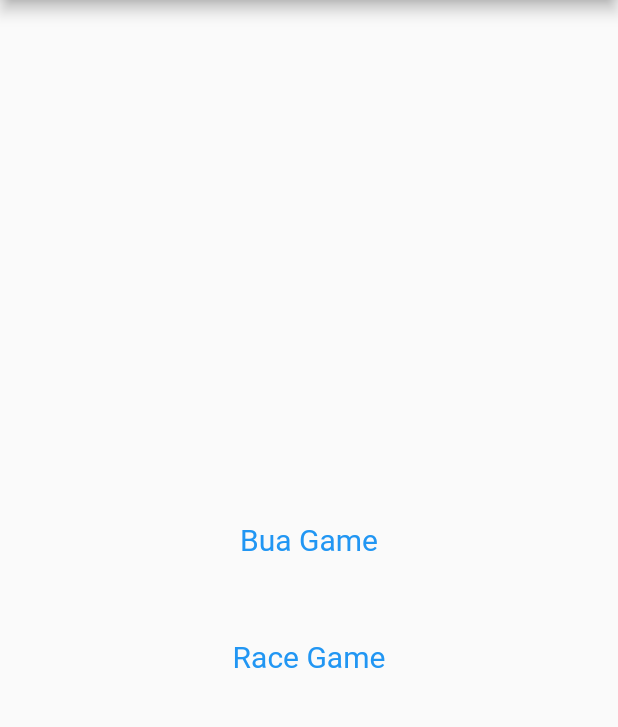
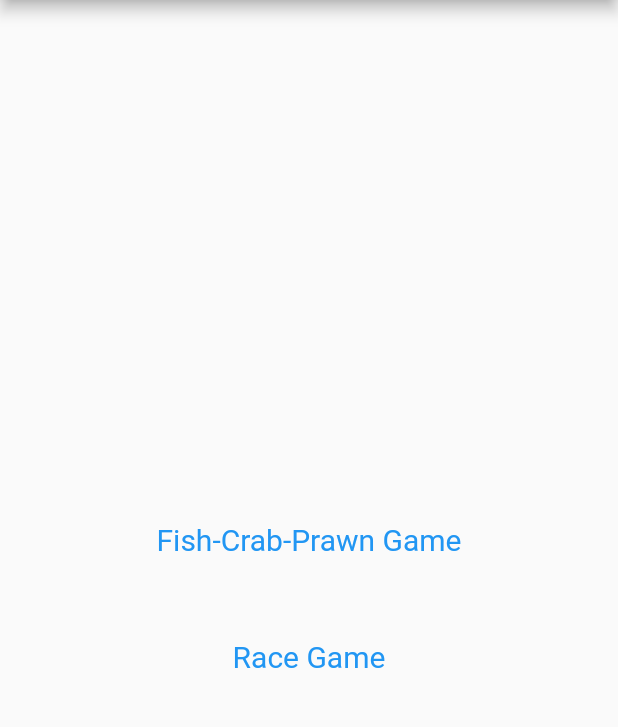
Before and after one commit to edmahoney888/bar_games, a Flutter app: the screen it shows after launch, on a phone screen of 412 x 824 dp, the part 84-811 px from its top. Run offline on Flutter 3.47's test engine with Material 2 defaults, Android fonts, the phone set to English and light mode, and no system bars.

Commit message:
changed game name

```diff
--- a/lib/main.dart
+++ b/lib/main.dart
@@ -98,7 +98,7 @@ class _MyHomePageState extends State<MyHomePage> {
               onPressed: () {
                 gotoBuaGameActivity(context);
               },
-              child: const Text('Bua Game'),
+              child: const Text('Fish-Crab-Prawn Game'),
             ),
             const SizedBox(height: 30),
             TextButton(
```
